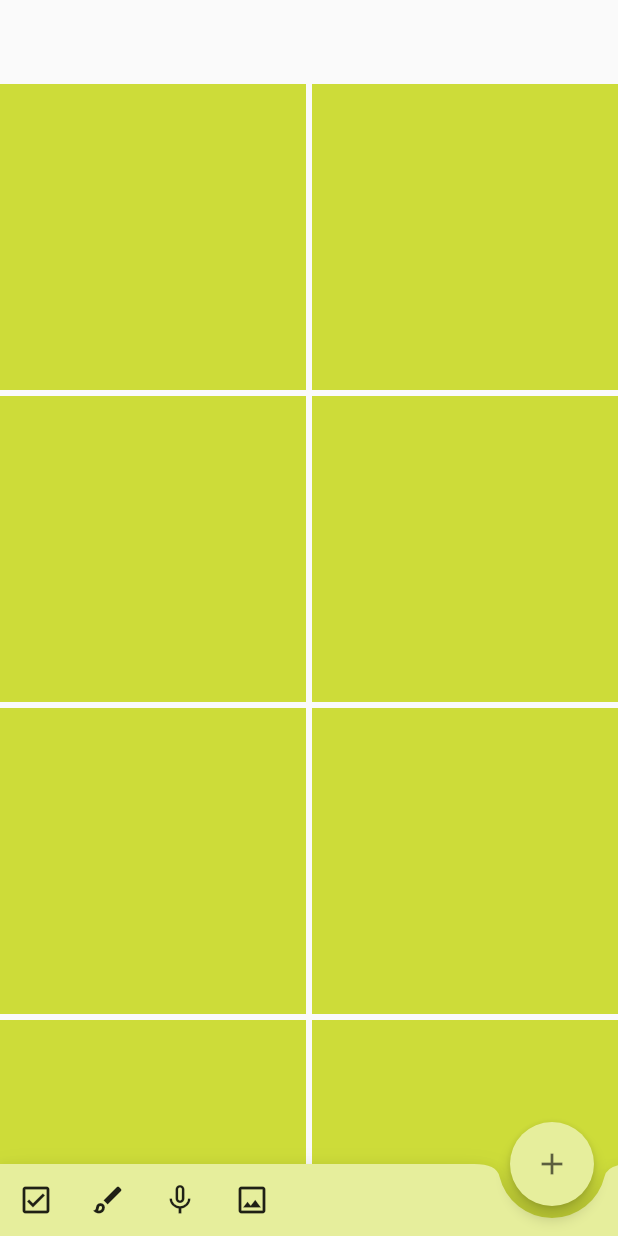
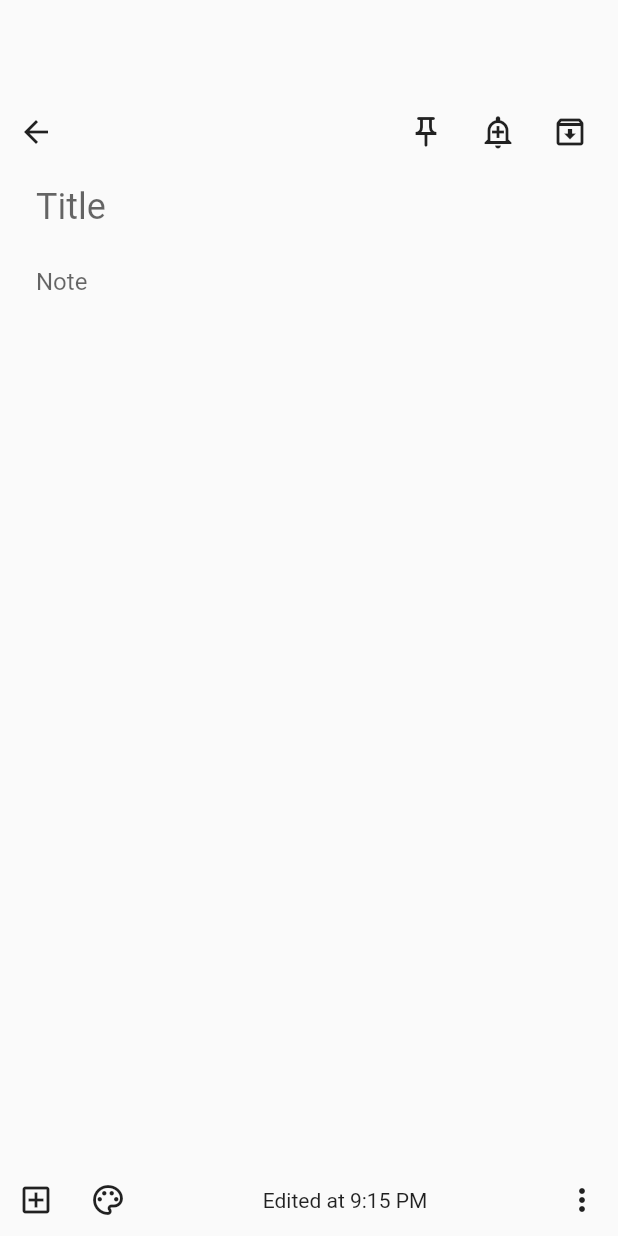
Before and after one commit to shubhamsinghmutualmobile/mm_notes, a Flutter app: the screen it shows after launch, after a tap on the "add" icon, on a phone screen of 412 x 824 dp. Run offline on Flutter 3.47's test engine with Material 2 defaults, Android fonts, the phone set to English and light mode, and no system bars.

Commit message:
Implemented note_detail_screen's UI

```diff
--- a/lib/screens/landing_screen/components/floating_bottom_bar.dart
+++ b/lib/screens/landing_screen/components/floating_bottom_bar.dart
@@ -5,6 +5,9 @@ class FloatingBottomBar extends StatelessWidget {
 
   @override
   Widget build(BuildContext context) {
+    const _splashRadius = 20.0;
+    const _notchMargin = 8.0;
+
     return BottomAppBar(
       color: Theme.of(context).backgroundColor,
       child: Row(
@@ -12,23 +15,23 @@ class FloatingBottomBar extends StatelessWidget {
           IconButton(
               onPressed: () {},
               icon: const Icon(Icons.check_box_outlined),
-              splashRadius: 20),
+              splashRadius: _splashRadius),
           IconButton(
               onPressed: () {},
               icon: const Icon(Icons.brush_outlined),
-              splashRadius: 20),
+              splashRadius: _splashRadius),
           IconButton(
               onPressed: () {},
               icon: const Icon(Icons.mic_none),
-              splashRadius: 20),
+              splashRadius: _splashRadius),
           IconButton(
               onPressed: () {},
               icon: const Icon(Icons.image_outlined),
-              splashRadius: 20),
+              splashRadius: _splashRadius),
         ],
       ),
       shape: const CircularNotchedRectangle(),
-      notchMargin: 8,
+      notchMargin: _notchMargin,
     );
   }
 }
--- a/lib/screens/landing_screen/components/top_search_card.dart
+++ b/lib/screens/landing_screen/components/top_search_card.dart
@@ -5,19 +5,22 @@ class TopSearchCard extends StatelessWidget with PreferredSizeWidget {
 
   @override
   Widget build(BuildContext context) {
+    const _padding = 8.0;
+    const _splashRadius = _padding * 2.5;
+
     return Container(
       margin: const EdgeInsets.only(top: kToolbarHeight),
-      padding: const EdgeInsets.symmetric(horizontal: 8),
+      padding: const EdgeInsets.symmetric(horizontal: _padding),
       child: Column(
         children: [
-          const SizedBox(height: 6),
+          const SizedBox(height: _padding - (_padding / 4)),
           Card(
               shape: RoundedRectangleBorder(
-                  borderRadius: BorderRadius.circular(32)),
-              elevation: 4,
+                  borderRadius: BorderRadius.circular(_padding * 4)),
+              elevation: _padding / 2,
               child: InkWell(
                 customBorder: RoundedRectangleBorder(
-                    borderRadius: BorderRadius.circular(32)),
+                    borderRadius: BorderRadius.circular(_padding * 4)),
                 onTap: () {},
                 child: Row(
                   mainAxisAlignment: MainAxisAlignment.spaceBetween,
@@ -27,7 +30,7 @@ class TopSearchCard extends StatelessWidget with PreferredSizeWidget {
                         IconButton(
                           onPressed: () {},
                           icon: const Icon(Icons.menu),
-                          splashRadius: 20,
+                          splashRadius: _splashRadius,
                         ),
                         Text("Search your notes",
                             style: Theme.of(context).textTheme.subtitle1),
@@ -39,17 +42,18 @@ class TopSearchCard extends StatelessWidget with PreferredSizeWidget {
                         IconButton(
                           onPressed: () {},
                           icon: const Icon(Icons.view_agenda_outlined),
-                          splashRadius: 20,
+                          splashRadius: _splashRadius,
                         ),
                         Container(
-                          margin: const EdgeInsets.only(right: 8.0),
+                          margin: const EdgeInsets.only(right: _padding),
                           child: Card(
                             elevation: 0.1,
                             shape: const CircleBorder(),
                             child: InkWell(
                               customBorder: const CircleBorder(),
                               child: const Padding(
-                                padding: EdgeInsets.all(6.0),
+                                padding:
+                                    EdgeInsets.all(_padding - (_padding / 4)),
                                 child: Icon(Icons.person),
                               ),
                               onTap: () {},
--- a/lib/main.dart
+++ b/lib/screens/landing_screen/landing_screen.dart
@@ -1,7 +1,8 @@
 import 'package:flutter/material.dart';
+import 'package:mm_notes/screens/note_detail_screen/note_detail_screen.dart';
 
-import 'screens/landing_screen/components/floating_bottom_bar.dart';
-import 'screens/landing_screen/components/top_search_card.dart';
+import 'components/floating_bottom_bar.dart';
+import 'components/top_search_card.dart';
 
 void main() {
   runApp(const MyApp());
@@ -30,7 +31,12 @@ class LandingScreen extends StatelessWidget {
     return Scaffold(
       appBar: const TopSearchCard(),
       floatingActionButton: FloatingActionButton(
-        onPressed: () {},
+        onPressed: () {
+          Navigator.push(
+              context,
+              MaterialPageRoute(
+                  builder: (context) => const NoteDetailScreen()));
+        },
         child: Icon(Icons.add, color: Theme.of(context).hintColor),
         backgroundColor: Theme.of(context).backgroundColor,
         elevation: 4,
--- /dev/null
+++ b/lib/screens/note_detail_screen/note_detail_screen.dart
@@ -0,0 +1,102 @@
+import 'package:flutter/material.dart';
+
+class NoteDetailScreen extends StatelessWidget {
+  const NoteDetailScreen({Key? key}) : super(key: key);
+
+  @override
+  Widget build(BuildContext context) {
+    final _titleController = TextEditingController();
+    final _bodyController = TextEditingController();
+
+    const _iconSplashRadius = 20.0;
+    const _padding = 8.0;
+
+    return Scaffold(
+      body: Column(
+        children: [
+          const SizedBox(height: kToolbarHeight + _padding),
+          Row(
+            mainAxisAlignment: MainAxisAlignment.spaceBetween,
+            children: [
+              Row(
+                children: [
+                  IconButton(
+                    onPressed: () {
+                      Navigator.pop(context);
+                    },
+                    icon: const Icon(Icons.arrow_back),
+                    splashRadius: _iconSplashRadius,
+                  ),
+                ],
+              ),
+              Row(
+                children: [
+                  IconButton(
+                      onPressed: () {},
+                      icon: const Icon(Icons.push_pin_outlined),
+                      splashRadius: _iconSplashRadius),
+                  IconButton(
+                      onPressed: () {},
+                      icon: const Icon(Icons.add_alert_outlined),
+                      splashRadius: _iconSplashRadius),
+                  IconButton(
+                      onPressed: () {},
+                      icon: const Icon(Icons.archive_outlined),
+                      splashRadius: _iconSplashRadius),
+                  const SizedBox(width: _padding)
+                ],
+              )
+            ],
+          ),
+          Expanded(
+            child: Padding(
+              padding: const EdgeInsets.symmetric(horizontal: _padding * 3),
+              child: Column(
+                children: [
+                  TextField(
+                    maxLines: null,
+                    controller: _titleController,
+                    decoration: const InputDecoration(
+                        hintText: "Title", border: InputBorder.none),
+                    style: Theme.of(context).textTheme.headline5,
+                  ),
+                  Expanded(
+                    child: TextField(
+                      maxLines: null,
+                      controller: _bodyController,
+                      decoration: const InputDecoration(
+                          hintText: "Note", border: InputBorder.none),
+                      style: Theme.of(context).textTheme.subtitle1,
+                    ),
+                  ),
+                ],
+              ),
+            ),
+          ),
+        ],
+      ),
+      bottomNavigationBar: Row(
+        mainAxisAlignment: MainAxisAlignment.spaceBetween,
+        children: [
+          Row(
+            children: [
+              IconButton(
+                  onPressed: () {},
+                  icon: const Icon(Icons.add_box_outlined),
+                  splashRadius: _iconSplashRadius),
+              IconButton(
+                  onPressed: () {},
+                  icon: const Icon(Icons.color_lens_outlined),
+                  splashRadius: _iconSplashRadius),
+            ],
+          ),
+          const Text("Edited at 9:15 PM"),
+          IconButton(
+              onPressed: () {},
+              icon: const Icon(Icons.more_vert),
+              splashRadius: _iconSplashRadius),
+        ],
+      ),
+    );
+  }
+}
```
Also changed, not shown: 1 other file.
